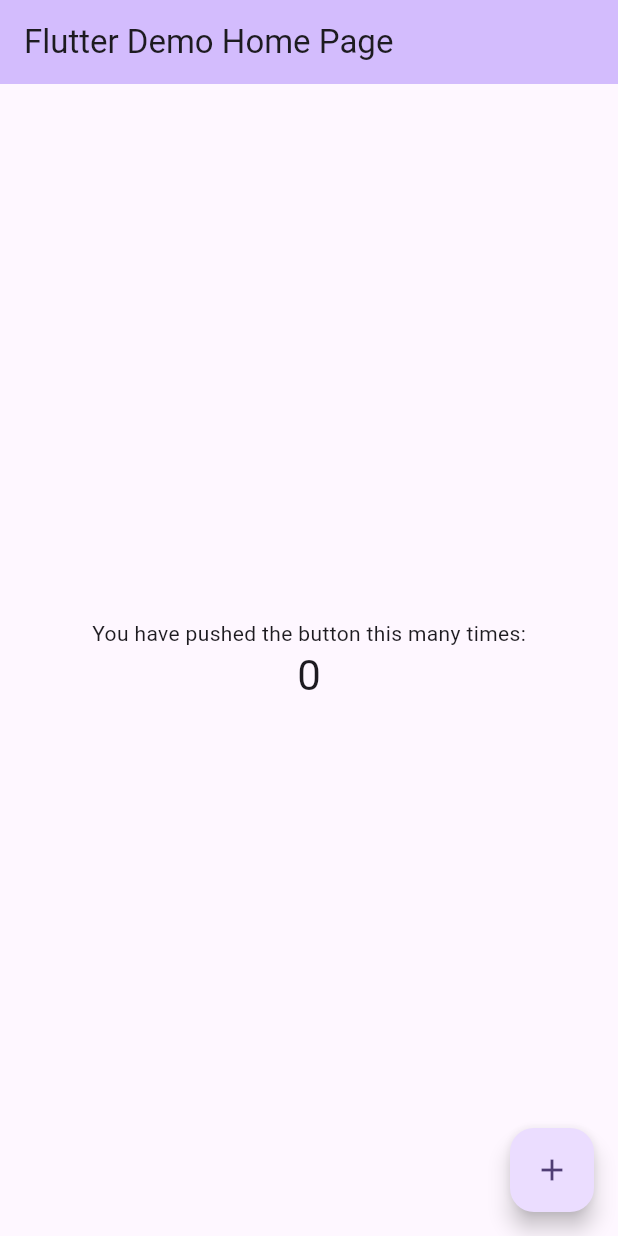
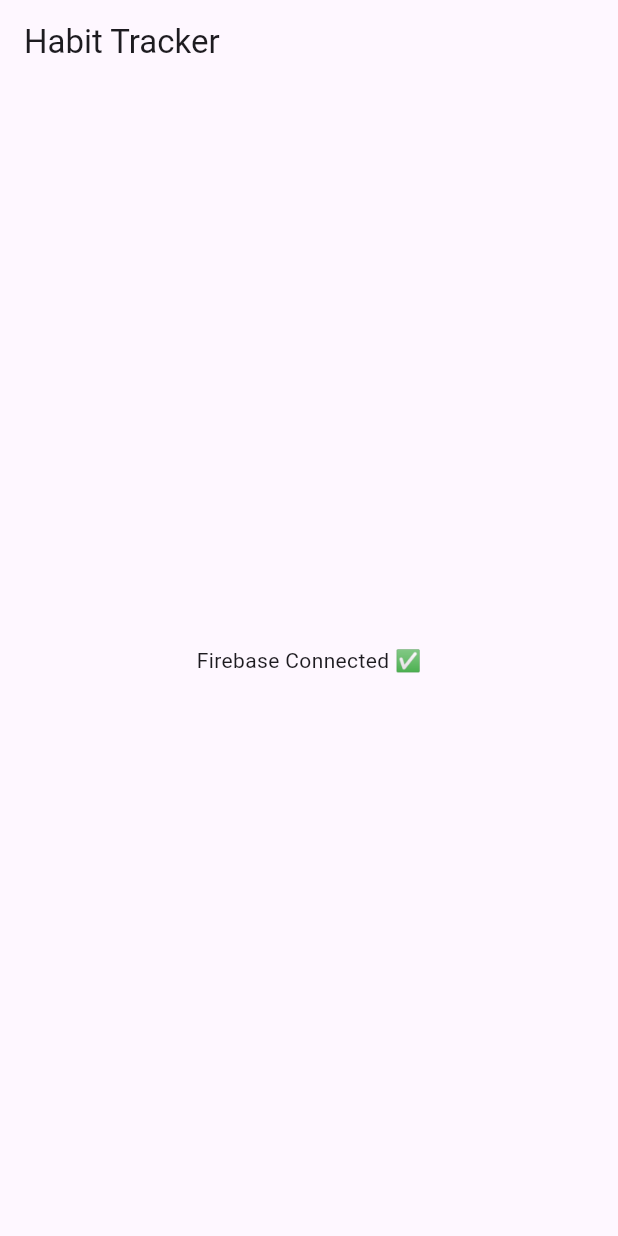
Before and after one commit to chastxyper/growday, a Flutter app: the screen it shows after launch, on a phone screen of 412 x 824 dp. Run offline on Flutter 3.47's test engine with Material 3 defaults, Android fonts, the phone set to English and light mode, and no system bars; our stand-ins replace firebase_core; accounts and stored records are empty.

Commit message:
day 1: initialize Firebase in project

```diff
--- a/lib/main.dart
+++ b/lib/main.dart
@@ -1,122 +1,29 @@
 import 'package:flutter/material.dart';
+import 'package:firebase_core/firebase_core.dart';
 
-void main() {
-  runApp(const MyApp());
+void main() async {
+  // Ensures Flutter widgets are initialized
+  WidgetsFlutterBinding.ensureInitialized();
+
+  // Initialize Firebase
+  await Firebase.initializeApp();
+
+  runApp(const HabitTrackerApp());
 }
 
-class MyApp extends StatelessWidget {
-  const MyApp({super.key});
+class HabitTrackerApp extends StatelessWidget {
+  const HabitTrackerApp({super.key});
 
-  // This widget is the root of your application.
   @override
   Widget build(BuildContext context) {
     return MaterialApp(
-      title: 'Flutter Demo',
-      theme: ThemeData(
-        // This is the theme of your application.
-        //
-        // TRY THIS: Try running your application with "flutter run". You'll see
-        // the application has a purple toolbar. Then, without quitting the app,
-        // try changing the seedColor in the colorScheme below to Colors.green
-        // and then invoke "hot reload" (save your changes or press the "hot
-        // reload" button in a Flutter-supported IDE, or press "r" if you used
-        // the command line to start the app).
-        //
-        // Notice that the counter didn't reset back to zero; the application
-        // state is not lost during the reload. To reset the state, use hot
-        // restart instead.
-        //
-        // This works for code too, not just values: Most code changes can be
-        // tested with just a hot reload.
-        colorScheme: ColorScheme.fromSeed(seedColor: Colors.deepPurple),
+      debugShowCheckedModeBanner: false,
+      title: 'Habit Tracker',
+      theme: ThemeData(primarySwatch: Colors.blue),
+      home: Scaffold(
+        appBar: AppBar(title: const Text("Habit Tracker")),
+        body: const Center(child: Text("Firebase Connected ✅")),
       ),
-      home: const MyHomePage(title: 'Flutter Demo Home Page'),
     );
   }
 }
-
-class MyHomePage extends StatefulWidget {
-  const MyHomePage({super.key, required this.title});
-
-  // This widget is the home page of your application. It is stateful, meaning
-  // that it has a State object (defined below) that contains fields that affect
-  // how it looks.
-
-  // This class is the configuration for the state. It holds the values (in this
-  // case the title) provided by the parent (in this case the App widget) and
-  // used by the build method of the State. Fields in a Widget subclass are
-  // always marked "final".
-
-  final String title;
-
-  @override
-  State<MyHomePage> createState() => _MyHomePageState();
-}
-
-class _MyHomePageState extends State<MyHomePage> {
-  int _counter = 0;
-
-  void _incrementCounter() {
-    setState(() {
-      // This call to setState tells the Flutter framework that something has
-      // changed in this State, which causes it to rerun the build method below
-      // so that the display can reflect the updated values. If we changed
-      // _counter without calling setState(), then the build method would not be
-      // called again, and so nothing would appear to happen.
-      _counter++;
-    });
-  }
-
-  @override
-  Widget build(BuildContext context) {
-    // This method is rerun every time setState is called, for instance as done
-    // by the _incrementCounter method above.
-    //
-    // The Flutter framework has been optimized to make rerunning build methods
-    // fast, so that you can just rebuild anything that needs updating rather
-    // than having to individually change instances of widgets.
-    return Scaffold(
-      appBar: AppBar(
-        // TRY THIS: Try changing the color here to a specific color (to
-        // Colors.amber, perhaps?) and trigger a hot reload to see the AppBar
-        // change color while the other colors stay the same.
-        backgroundColor: Theme.of(context).colorScheme.inversePrimary,
-        // Here we take the value from the MyHomePage object that was created by
-        // the App.build method, and use it to set our appbar title.
-        title: Text(widget.title),
-      ),
-      body: Center(
-        // Center is a layout widget. It takes a single child and positions it
-        // in the middle of the parent.
-        child: Column(
-          // Column is also a layout widget. It takes a list of children and
-          // arranges them vertically. By default, it sizes itself to fit its
-          // children horizontally, and tries to be as tall as its parent.
-          //
-          // Column has various properties to control how it sizes itself and
-          // how it positions its children. Here we use mainAxisAlignment to
-          // center the children vertically; the main axis here is the vertical
-          // axis because Columns are vertical (the cross axis would be
-          // horizontal).
-          //
-          // TRY THIS: Invoke "debug painting" (choose the "Toggle Debug Paint"
-          // action in the IDE, or press "p" in the console), to see the
-          // wireframe for each widget.
-          mainAxisAlignment: MainAxisAlignment.center,
-          children: <Widget>[
-            const Text('You have pushed the button this many times:'),
-            Text(
-              '$_counter',
-              style: Theme.of(context).textTheme.headlineMedium,
-            ),
-          ],
-        ),
-      ),
-      floatingActionButton: FloatingActionButton(
-        onPressed: _incrementCounter,
-        tooltip: 'Increment',
-        child: const Icon(Icons.add),
-      ), // This trailing comma makes auto-formatting nicer for build methods.
-    );
-  }
-}
--- a/pubspec.yaml
+++ b/pubspec.yaml
@@ -30,6 +30,8 @@ environment:
 dependencies:
   flutter:
     sdk: flutter
+  firebase_core: ^3.6.0
+  firebase_auth: ^5.2.0
 
   # The following adds the Cupertino Icons font to your application.
   # Use with the CupertinoIcons class for iOS style icons.
```
Also changed, not shown: pubspec.lock, 7 other files.
